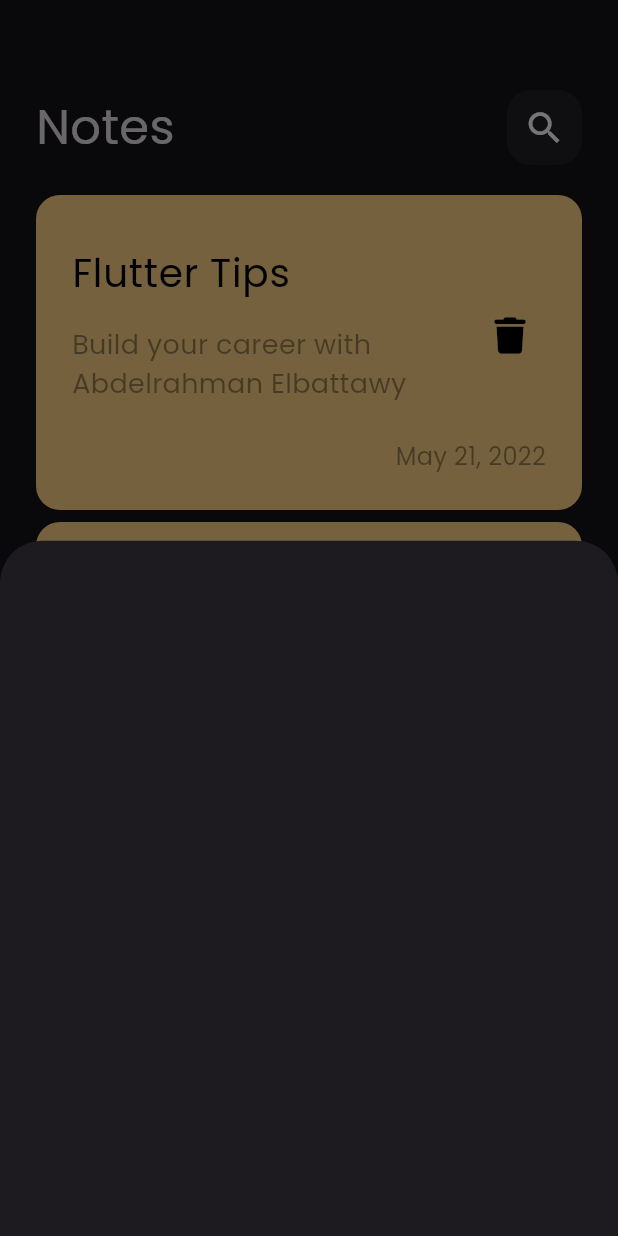
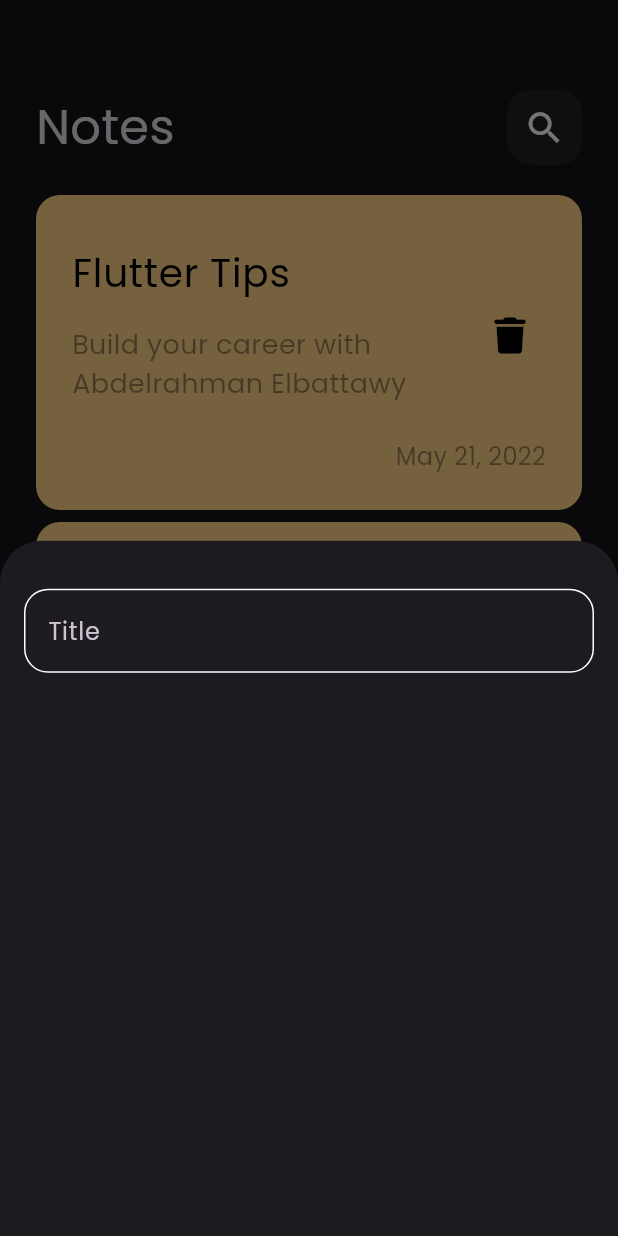
Before and after one commit to abdelrahman-elbattawy/notes_app, a Flutter app: the screen it shows after launch, after a tap on the "add" icon, on a phone screen of 412 x 824 dp. Run offline on Flutter 3.47's test engine with Material 3 defaults, Android fonts, the phone set to English and light mode, and no system bars; our stand-ins replace font_awesome_flutter.

Commit message:
create custom text field

```diff
--- /dev/null
+++ b/lib/constants.dart
@@ -0,0 +1,3 @@
+import 'package:flutter/material.dart';
+
+const kPrimaryColor = Colors.cyan;
--- a/lib/views/notes_view.dart
+++ b/lib/views/notes_view.dart
@@ -1,4 +1,5 @@
 import 'package:flutter/material.dart';
+import 'package:notes_app/constants.dart';
 import 'package:notes_app/views/widgets/add_note_bottom_sheet.dart';
 import 'package:notes_app/views/widgets/notes_view_body.dart';
 
@@ -9,7 +10,7 @@ class NotesView extends StatelessWidget {
   Widget build(BuildContext context) {
     return Scaffold(
       floatingActionButton: FloatingActionButton(
-        backgroundColor: Colors.cyan,
+        backgroundColor: kPrimaryColor,
         onPressed: () {
           showModalBottomSheet(
             context: context,
--- a/lib/views/widgets/add_note_bottom_sheet.dart
+++ b/lib/views/widgets/add_note_bottom_sheet.dart
@@ -1,10 +1,23 @@
 import 'package:flutter/material.dart';
+import 'package:notes_app/views/widgets/custom_text_field.dart';
 
 class AddNoteBottomSheet extends StatelessWidget {
   const AddNoteBottomSheet({super.key});
 
   @override
   Widget build(BuildContext context) {
-    return Container();
+    return const Padding(
+      padding: EdgeInsets.symmetric(horizontal: 16),
+      child: Column(
+        children: [
+          SizedBox(
+            height: 32,
+          ),
+          CustomTextField(
+            hintText: 'Title',
+          ),
+        ],
+      ),
+    );
   }
 }
--- /dev/null
+++ b/lib/views/widgets/custom_text_field.dart
@@ -0,0 +1,31 @@
+import 'package:flutter/material.dart';
+import 'package:notes_app/constants.dart';
+
+class CustomTextField extends StatelessWidget {
+  const CustomTextField({super.key, this.hintText});
+
+  final String? hintText;
+
+  @override
+  Widget build(BuildContext context) {
+    return TextField(
+      cursorColor: kPrimaryColor,
+      decoration: InputDecoration(
+        hintText: hintText,
+        enabledBorder: buildBorder(),
+        focusedBorder: buildBorder(
+          color: kPrimaryColor,
+        ),
+      ),
+    );
+  }
+
+  OutlineInputBorder buildBorder({Color? color}) {
+    return OutlineInputBorder(
+      borderRadius: BorderRadius.circular(16),
+      borderSide: BorderSide(
+        color: color ?? Colors.white,
+      ),
+    );
+  }
+}
```
